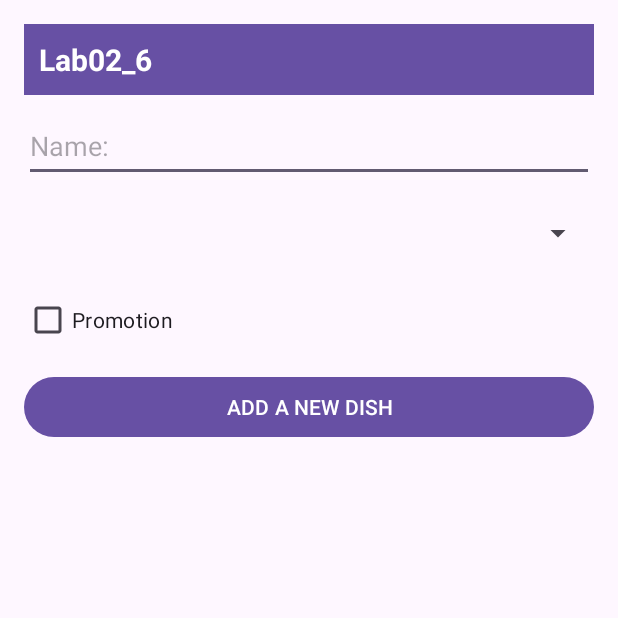
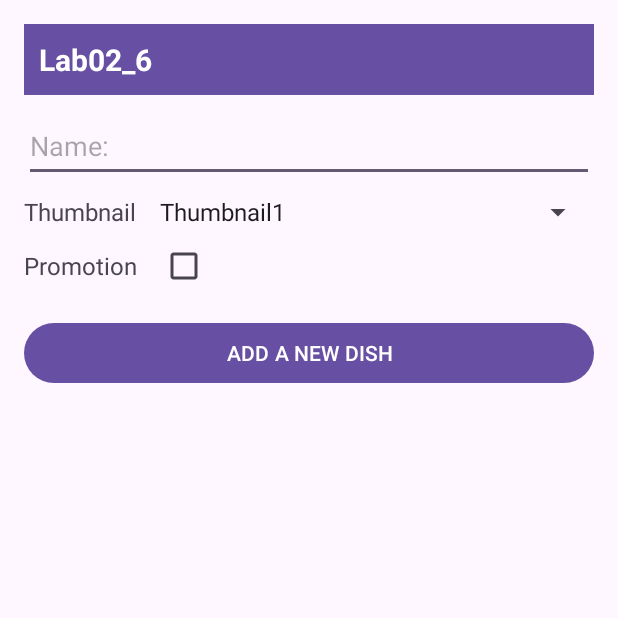
Before and after one commit to boakang/Lab02-25, an Android app: the screen it shows after launch (MainActivity), on a phone screen of 412 x 824 dp, the top half of it. Run offline under Robolectric (Android 15) with nearby library versions, the phone set to English and light mode, and no system bars.

```diff
--- a/app/src/main/java/com/example/th25/MainActivity.java
+++ b/app/src/main/java/com/example/th25/MainActivity.java
@@ -1,24 +1,89 @@
 package com.example.th25;
 
 import android.os.Bundle;
+import android.view.View;
+import android.widget.AdapterView;
+import android.widget.ArrayAdapter;
+import android.widget.Button;
+import android.widget.CheckBox;
+import android.widget.EditText;
+import android.widget.GridView;
+import android.widget.Spinner;
+import android.widget.Toast;
 
-import androidx.activity.EdgeToEdge;
 import androidx.appcompat.app.AppCompatActivity;
-import androidx.core.graphics.Insets;
-import androidx.core.view.ViewCompat;
-import androidx.core.view.WindowInsetsCompat;
+
+import java.util.ArrayList;
+import java.util.List;
 
 public class MainActivity extends AppCompatActivity {
+    private EditText edtDishName;
+    private Spinner spinnerThumbnail;
+    private CheckBox chkPromotion;
+    private Button btnAddDish;
+    private GridView gridViewDishes;
+
+    private List<Dish> dishList;
+    private DishAdapter dishAdapter;
+    private ThumbnailType selectedThumbnail = ThumbnailType.Thumbnail1; // Mặc định
 
     @Override
     protected void onCreate(Bundle savedInstanceState) {
         super.onCreate(savedInstanceState);
-        EdgeToEdge.enable(this);
         setContentView(R.layout.activity_main);
-        ViewCompat.setOnApplyWindowInsetsListener(findViewById(R.id.main), (v, insets) -> {
-            Insets systemBars = insets.getInsets(WindowInsetsCompat.Type.systemBars());
-            v.setPadding(systemBars.left, systemBars.top, systemBars.right, systemBars.bottom);
-            return insets;
+
+        // Ánh xạ view
+        edtDishName = findViewById(R.id.edtDishName);
+        spinnerThumbnail = findViewById(R.id.spinnerThumbnail);
+        chkPromotion = findViewById(R.id.chkPromotion);
+        btnAddDish = findViewById(R.id.btnAddDish);
+        gridViewDishes = findViewById(R.id.gridViewDishes);
+
+        // Danh sách món ăn
+        dishList = new ArrayList<>();
+        dishAdapter = new DishAdapter(this, dishList);
+        gridViewDishes.setAdapter(dishAdapter);
+
+        // Thiết lập Adapter cho Spinner
+        ArrayAdapter<ThumbnailType> adapter = new ArrayAdapter<>(
+                this, android.R.layout.simple_spinner_item, ThumbnailType.values()
+        );
+        adapter.setDropDownViewResource(android.R.layout.simple_spinner_dropdown_item);
+        spinnerThumbnail.setAdapter(adapter);
+
+        // Xử lý sự kiện khi chọn thumbnail từ Spinner
+        spinnerThumbnail.setOnItemSelectedListener(new AdapterView.OnItemSelectedListener() {
+            @Override
+            public void onItemSelected(AdapterView<?> parent, View view, int position, long id) {
+                selectedThumbnail = (ThumbnailType) parent.getItemAtPosition(position);
+            }
+
+            @Override
+            public void onNothingSelected(AdapterView<?> parent) {
+                selectedThumbnail = ThumbnailType.Thumbnail1;
+            }
+        });
+
+        // Xử lý sự kiện khi nhấn nút "ADD A NEW DISH"
+        btnAddDish.setOnClickListener(v -> {
+            String dishName = edtDishName.getText().toString().trim();
+            boolean isPromotion = chkPromotion.isChecked();
+
+            if (dishName.isEmpty()) {
+                Toast.makeText(MainActivity.this, "Please enter a dish name", Toast.LENGTH_SHORT).show();
+                return;
+            }
+
+            // Thêm món ăn vào danh sách
+            Dish newDish = new Dish(dishName, selectedThumbnail.getImg(), isPromotion);
+            dishList.add(newDish);
+            dishAdapter.notifyDataSetChanged(); // Cập nhật danh sách món ăn
+
+            // Xóa dữ liệu nhập vào
+            edtDishName.setText("");
+            chkPromotion.setChecked(false);
+            spinnerThumbnail.setSelection(0);
         });
     }
+
 }
--- /dev/null
+++ b/app/src/main/java/com/example/th25/ThumbnailType.java
@@ -0,0 +1,22 @@
+package com.example.th25;
+public enum ThumbnailType {
+    Thumbnail1("Thumbnail 1", R.drawable.first_thumbnail),
+    Thumbnail2("Thumbnail 2",R.drawable.second_thumbnail),
+    Thumbnail3("Thumbnail 3",R.drawable.third_thumbnail),
+    Thumbnail4("Thumbnail 4",R.drawable.fourth_thumbnail);
+
+    private String name;
+    private int img;
+
+    ThumbnailType(String name, int img) {
+        this.name = name;
+        this.img = img;
+    }
+    public String getName() {
+        return name;
+    }
+
+    public int getImg() {
+        return img;
+    }
+}
--- a/app/src/main/res/drawable/ic_star.xml
+++ /dev/null
@@ -1,4 +0,0 @@
-<?xml version="1.0" encoding="utf-8"?>
-<selector xmlns:android="http://schemas.android.com/apk/res/android">
-
-</selector>
--- a/app/src/main/res/layout/activity_main.xml
+++ b/app/src/main/res/layout/activity_main.xml
@@ -1,6 +1,7 @@
 <?xml version="1.0" encoding="utf-8"?>
 <LinearLayout xmlns:android="http://schemas.android.com/apk/res/android"
     xmlns:app="http://schemas.android.com/apk/res-auto"
+    xmlns:tools="http://schemas.android.com/tools"
     android:layout_width="match_parent"
     android:layout_height="match_parent"
     android:orientation="vertical"
@@ -30,24 +31,50 @@
         android:minHeight="48dp" />
 
     <!-- Spinner chọn hình ảnh thumbnail -->
-    <Spinner
-        android:id="@+id/spinnerThumbnail"
+    <LinearLayout
         android:layout_width="match_parent"
         android:layout_height="wrap_content"
-        android:layout_marginTop="10dp"
-        android:minHeight="48dp" />
+        android:orientation="horizontal"
+        android:gravity="center_vertical"
+        android:layout_marginTop="8dp">
+
+        <TextView
+            android:id="@+id/tvThumbnail"
+            android:layout_width="wrap_content"
+            android:layout_height="wrap_content"
+            android:text="Thumbnail"
+            android:textSize="16sp"
+            android:layout_marginEnd="8dp"/>
+
+        <Spinner
+            android:id="@+id/spinnerThumbnail"
+            android:layout_width="0dp"
+            android:layout_height="wrap_content"
+            android:layout_weight="1"
+            tools:ignore="TouchTargetSizeCheck" />
+    </LinearLayout>
 
     <!-- Checkbox chọn Promotion -->
-
-    <!-- Button thêm món ăn -->
-
-    <CheckBox
-        android:id="@+id/chkPromotion"
+    <LinearLayout
         android:layout_width="wrap_content"
         android:layout_height="wrap_content"
-        android:layout_marginTop="10dp"
-        android:text="Promotion" />
+        android:orientation="horizontal"
+        android:gravity="center_vertical">
 
+        <TextView
+            android:layout_width="wrap_content"
+            android:layout_height="wrap_content"
+            android:paddingEnd="15dp"
+            android:text="Promotion"
+            android:textSize="16sp" />
+
+        <CheckBox
+            android:id="@+id/chkPromotion"
+            android:layout_width="wrap_content"
+            android:layout_height="wrap_content"
+            android:layout_marginStart="-8dp"/>
+    </LinearLayout>
+    <!-- button chọn món ăn -->
     <Button
         android:id="@+id/btnAddDish"
         android:layout_width="match_parent"
@@ -60,8 +87,9 @@
         android:id="@+id/gridViewDishes"
         android:layout_width="match_parent"
         android:layout_height="wrap_content"
+        android:layout_marginTop="10dp"
+        android:horizontalSpacing="10dp"
         android:numColumns="2"
-        android:horizontalSpacing="10dp"
-        android:verticalSpacing="10dp"
-        android:layout_marginTop="10dp"/>
+        android:verticalSpacing="10dp" />
+
 </LinearLayout>
```
Also changed, not shown: app/src/main/java/com/example/th25/Dish.java (+14 -6 lines), app/src/main/java/com/example/th25/DishAdapter.java (added, +72 -0 lines), app/src/main/java/com/example/th25/ThumbnailAdapter.java (added, +80 -0 lines), app/src/main/res/layout/item_dish.xml (added, +39 -0 lines), app/src/main/res/layout/item_selected_thumbnail.xml (added, +13 -0 lines), app/src/main/res/layout/item_thumbnail.xml (added, +21 -0 lines), app/src/main/res/xml/item_dish.xml (deleted, +0 -24 lines), app/src/main/res/drawable/first_thumbnail.png (added), app/src/main/res/drawable/fourth_thumbnail.png (added), app/src/main/res/drawable/ic_star.png (added), app/src/main/res/drawable/second_thumbnail.png (added), app/src/main/res/drawable/third_thumbnail.png (added).
